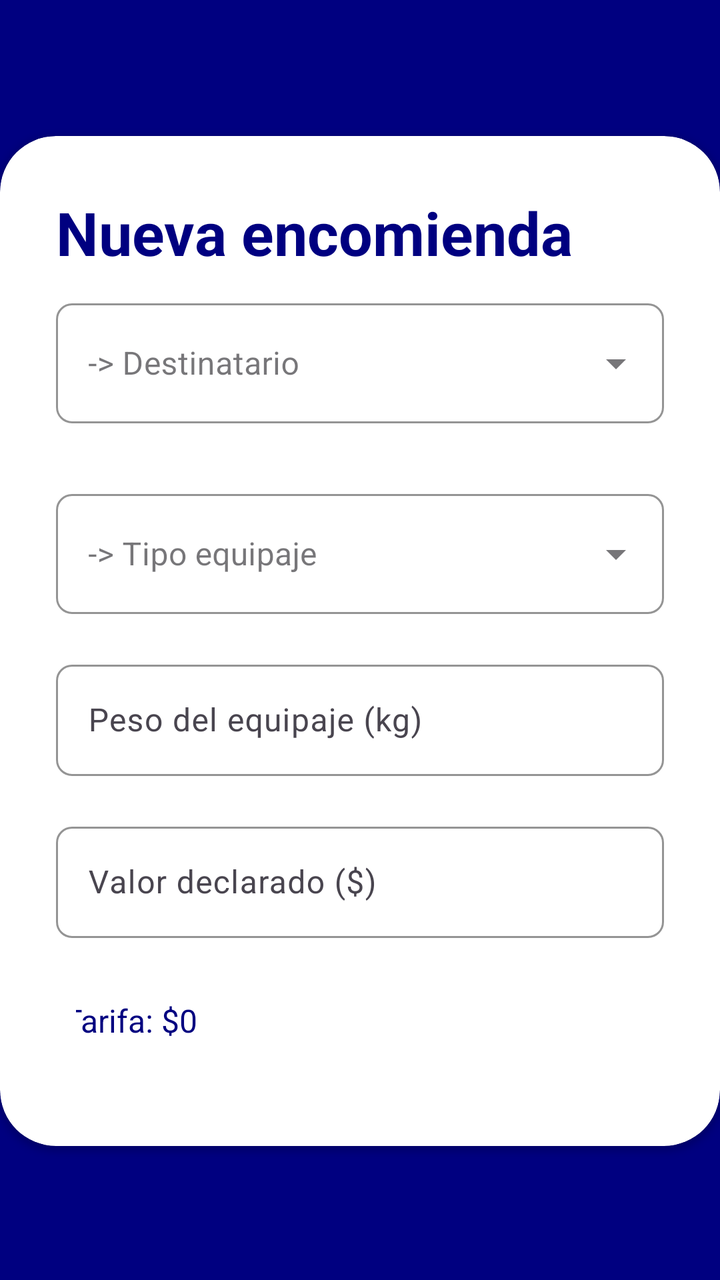
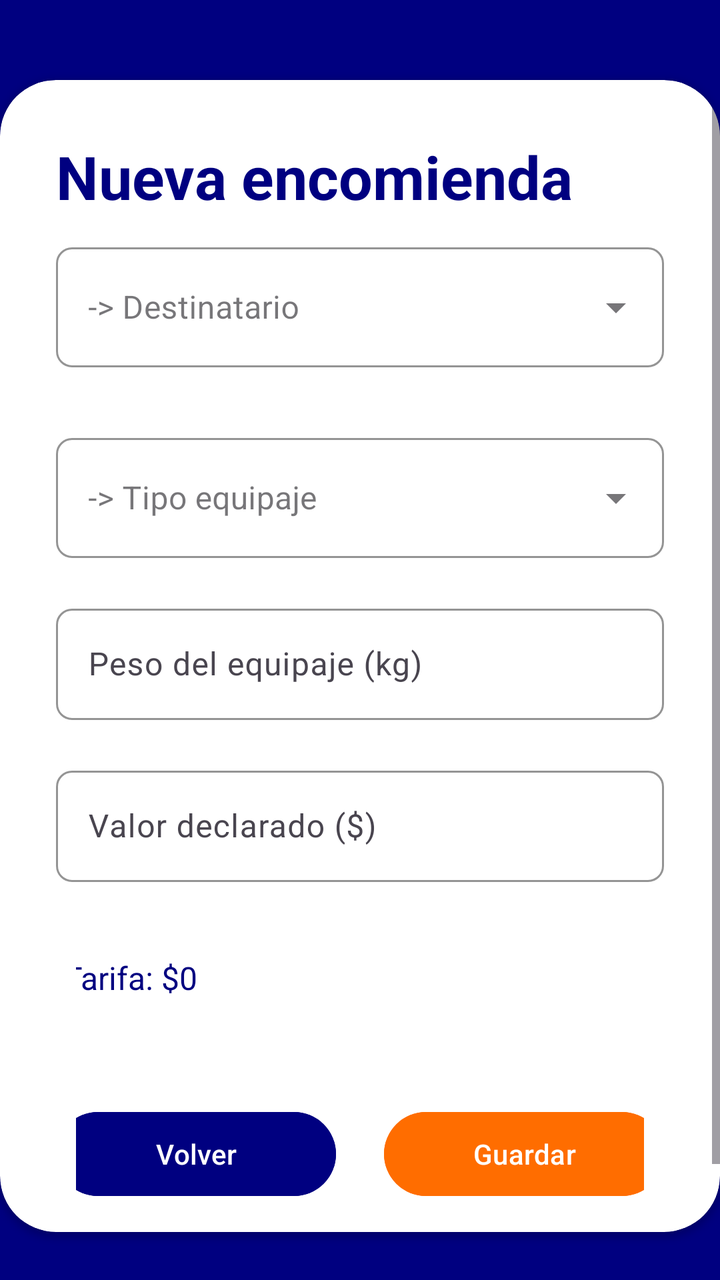

An Android layout rendered at two revisions. The XML below is the earlier revision; the diff shows what the commit changed to produce the second picture.
<!-- AndroidManifest.xml: application theme Theme.GestionEquipaje -->
<!-- res/layout/activity_agregar_encomienda.xml -->
<?xml version="1.0" encoding="utf-8"?>
<androidx.constraintlayout.widget.ConstraintLayout xmlns:android="http://schemas.android.com/apk/res/android"
    xmlns:app="http://schemas.android.com/apk/res-auto"
    xmlns:tools="http://schemas.android.com/tools"
    android:id="@+id/main"
    android:layout_width="match_parent"
    android:layout_height="match_parent"
    tools:context=".Equipaje.AgregarEquipaje">

    <RelativeLayout
        android:layout_width="match_parent"
        android:layout_height="match_parent"
        android:background="@color/color_primario"
        app:layout_constraintBottom_toBottomOf="parent"
        app:layout_constraintEnd_toEndOf="parent"
        app:layout_constraintStart_toStartOf="parent"
        app:layout_constraintTop_toTopOf="parent">

        <androidx.cardview.widget.CardView
            android:layout_width="match_parent"
            android:layout_height="596dp"
            android:layout_alignParentStart="true"
            android:layout_alignParentTop="true"
            android:layout_alignParentBottom="true"
            android:layout_marginStart="0dp"
            android:layout_marginTop="68dp"
            android:layout_marginBottom="67dp"
            android:backgroundTint="@color/white"
            app:cardCornerRadius="28dp">

            <LinearLayout
                android:layout_width="match_parent"
                android:layout_height="match_parent"
                android:orientation="vertical"
                android:padding="28dp">

                <TextView
                    android:id="@+id/txtTituloLogIn"
                    android:layout_width="wrap_content"
                    android:layout_height="wrap_content"
                    android:text="Nueva encomienda"
                    android:textColor="@color/color_primario"
                    android:textSize="30sp"
                    android:textStyle="bold" />

                <View
                    android:id="@+id/view1"
                    android:layout_width="wrap_content"
                    android:layout_height="10dp" />

                <com.google.android.material.textfield.TextInputLayout
                    style="@style/Widget.MaterialComponents.TextInputLayout.OutlinedBox.ExposedDropdownMenu"
                    android:layout_width="match_parent"
                    android:layout_height="wrap_content"
                    android:hint="-> Destinatario"
                    app:boxBackgroundMode="outline"
                    app:boxCornerRadiusBottomEnd="8dp"
                    app:boxCornerRadiusBottomStart="8dp"
                    app:boxCornerRadiusTopEnd="8dp"
                    app:boxCornerRadiusTopStart="8dp"
                    app:boxStrokeColor="@color/color_primario"
                    app:hintTextColor="@color/color_primario">

                    <AutoCompleteTextView
                        android:id="@+id/spnDestinatarioId"
                        android:layout_width="match_parent"
                        android:layout_height="60dp"
                        android:inputType="none" />

                </com.google.android.material.textfield.TextInputLayout>

                <View
                    android:id="@+id/view6"
                    android:layout_width="wrap_content"
                    android:layout_height="30dp" />

                <com.google.android.material.textfield.TextInputLayout
                    style="@style/Widget.MaterialComponents.TextInputLayout.OutlinedBox.ExposedDropdownMenu"
                    android:layout_width="match_parent"
                    android:layout_height="wrap_content"
                    android:hint="-> Tipo equipaje"
                    app:boxBackgroundMode="outline"
                    app:boxCornerRadiusBottomEnd="8dp"
                    app:boxCornerRadiusBottomStart="8dp"
                    app:boxCornerRadiusTopEnd="8dp"
                    app:boxCornerRadiusTopStart="8dp"
                    app:boxStrokeColor="@color/color_primario"
                    app:hintTextColor="@color/color_primario">

                    <AutoCompleteTextView
                        android:id="@+id/spnTipoEquipajeId"
                        android:layout_width="match_parent"
                        android:layout_height="60dp"
                        android:inputType="none" />

                </com.google.android.material.textfield.TextInputLayout>

                <View
                    android:id="@+id/view2"
                    android:layout_width="wrap_content"
                    android:layout_height="20dp" />

                <com.google.android.material.textfield.TextInputLayout
                    android:layout_width="match_parent"
                    android:layout_height="wrap_content"
                    android:hint="Peso del equipaje (kg)"
                    app:boxBackgroundMode="outline"
                    app:boxCornerRadiusBottomEnd="8dp"
                    app:boxCornerRadiusBottomStart="8dp"
                    app:boxCornerRadiusTopEnd="8dp"
                    app:boxCornerRadiusTopStart="8dp"
                    app:boxStrokeColor="@color/color_primario"
                    app:hintTextColor="@color/color_primario">

                    <com.google.android.material.textfield.TextInputEditText
                        android:id="@+id/edPeso"
                        android:layout_width="match_parent"
                        android:layout_height="wrap_content"
                        android:inputType="numberDecimal" />
                </com.google.android.material.textfield.TextInputLayout>

                <View
                    android:id="@+id/view3"
                    android:layout_width="wrap_content"
                    android:layout_height="20dp" />

                <com.google.android.material.textfield.TextInputLayout
                    android:layout_width="match_parent"
                    android:layout_height="wrap_content"
                    android:hint="Valor declarado ($)"
                    app:boxBackgroundMode="outline"
                    app:boxCornerRadiusBottomEnd="8dp"
                    app:boxCornerRadiusBottomStart="8dp"
                    app:boxCornerRadiusTopEnd="8dp"
                    app:boxCornerRadiusTopStart="8dp"
                    app:boxStrokeColor="@color/color_primario"
                    app:hintTextColor="@color/color_primario">

                    <com.google.android.material.textfield.TextInputEditText
                        android:id="@+id/edValorDeclarado"
                        android:layout_width="match_parent"
                        android:layout_height="wrap_content"
                        android:inputType="numberDecimal" />
                </com.google.android.material.textfield.TextInputLayout>

                <View
                    android:id="@+id/view4"
                    android:layout_width="wrap_content"
                    android:layout_height="15dp" />

                <LinearLayout
                    android:layout_width="match_parent"
                    android:layout_height="wrap_content"
                    android:gravity="center"
                    android:orientation="horizontal"
                    android:padding="10dp">

                    <TextView
                        android:id="@+id/tvTarifaCalculada"
                        android:layout_width="297dp"
                        android:layout_height="30dp"
                        android:layout_margin="12dp"
                        android:text="Tarifa: $0"
                        android:textColor="@color/color_primario"
                        android:textSize="16sp" />

                </LinearLayout>

                <LinearLayout
                    android:layout_width="match_parent"
                    android:layout_height="wrap_content"
                    android:gravity="center"
                    android:orientation="horizontal"
                    android:padding="10dp">

                    <Button
                        android:id="@+id/btnVolverMenuEncomienda"
                        android:layout_width="140dp"
                        android:layout_height="50dp"
                        android:layout_margin="12dp"
                        android:backgroundTint="@color/color_primario"
                        android:text="Volver" />

                    <Button
                        android:id="@+id/btnGuardarEncomienda"
                        android:layout_width="140dp"
                        android:layout_height="50dp"
                        android:layout_margin="12dp"
                        android:backgroundTint="#FF6D00"
                        android:text="Guardar" />
                </LinearLayout>

            </LinearLayout>

        </androidx.cardview.widget.CardView>


    </RelativeLayout>
</androidx.constraintlayout.widget.ConstraintLayout>
<!-- resources referenced by this layout -->
<resources>
  <color name="color_primario">#000080</color>
  <color name="white">#FFFFFFFF</color>
  <style name="Theme.GestionEquipaje" parent="Base.Theme.GestionEquipaje" />
  <style name="Base.Theme.GestionEquipaje" parent="Theme.Material3.DayNight.NoActionBar">
          
          <item name="colorPrimary">@color/color_primario</item>
          <item name="colorSecondary">@color/color_secundario</item>
      </style>
  <color name="color_secundario">#D48043</color>
</resources>

<!-- the commit's change to res/layout/activity_agregar_encomienda.xml (unified diff, before → after) -->
@@ -18,19 +18,23 @@
 
         <androidx.cardview.widget.CardView
             android:layout_width="match_parent"
-            android:layout_height="596dp"
+            android:layout_height="match_parent"
             android:layout_alignParentStart="true"
             android:layout_alignParentTop="true"
             android:layout_alignParentBottom="true"
             android:layout_marginStart="0dp"
-            android:layout_marginTop="68dp"
-            android:layout_marginBottom="67dp"
+            android:layout_marginTop="40dp"
+            android:layout_marginBottom="24dp"
             android:backgroundTint="@color/white"
             app:cardCornerRadius="28dp">
 
+            <ScrollView
+                android:layout_width="match_parent"
+                android:layout_height="match_parent">
+
             <LinearLayout
                 android:layout_width="match_parent"
-                android:layout_height="match_parent"
+                android:layout_height="wrap_content"
                 android:orientation="vertical"
                 android:padding="28dp">
 
@@ -191,6 +195,7 @@
                 </LinearLayout>
 
             </LinearLayout>
+            </ScrollView>
 
         </androidx.cardview.widget.CardView>
 
